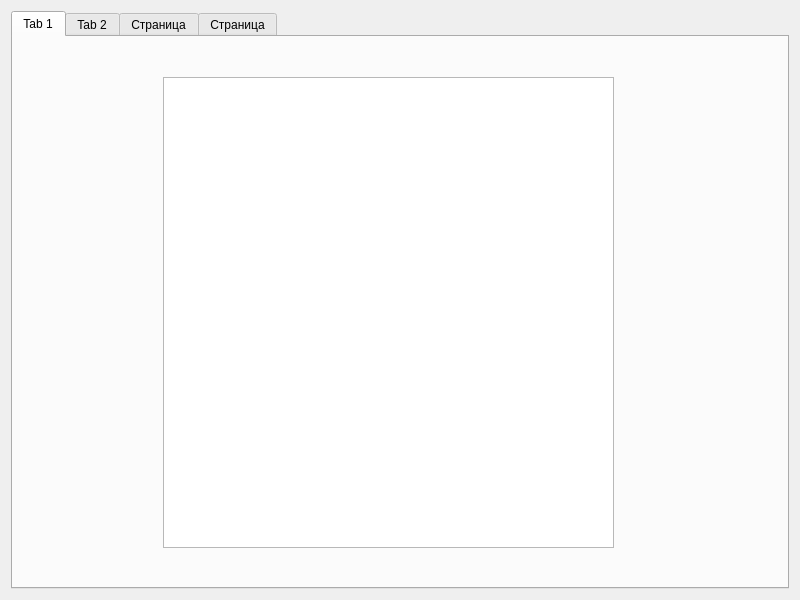
This is model.ui in mikkk-0/Sklad as Qt 5 draws it before an edit. The edited form follows.
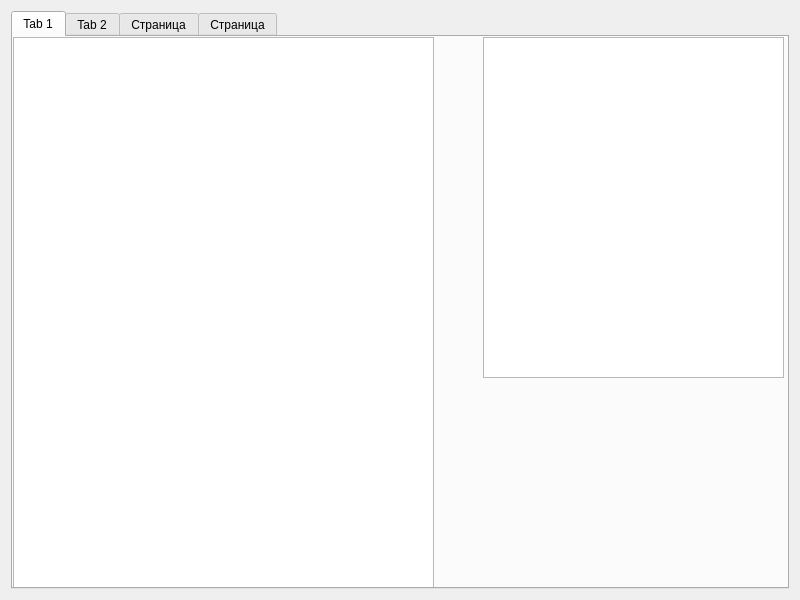
This is the edited form. The open tabs and pages were chosen to show the change.

The edit to the form file:
```diff
--- a/model.ui
+++ b/model.ui
@@ -26,10 +26,20 @@
       <widget class="QListWidget" name="listWidget_2">
        <property name="geometry">
         <rect>
-         <x>150</x>
-         <y>40</y>
-         <width>451</width>
-         <height>471</height>
+         <x>0</x>
+         <y>0</y>
+         <width>421</width>
+         <height>551</height>
+        </rect>
+       </property>
+      </widget>
+      <widget class="QTextEdit" name="textEdit">
+       <property name="geometry">
+        <rect>
+         <x>470</x>
+         <y>0</y>
+         <width>301</width>
+         <height>341</height>
         </rect>
        </property>
       </widget>
```
Left out of the diff: 2 changed lines with no effect on the pictures.
